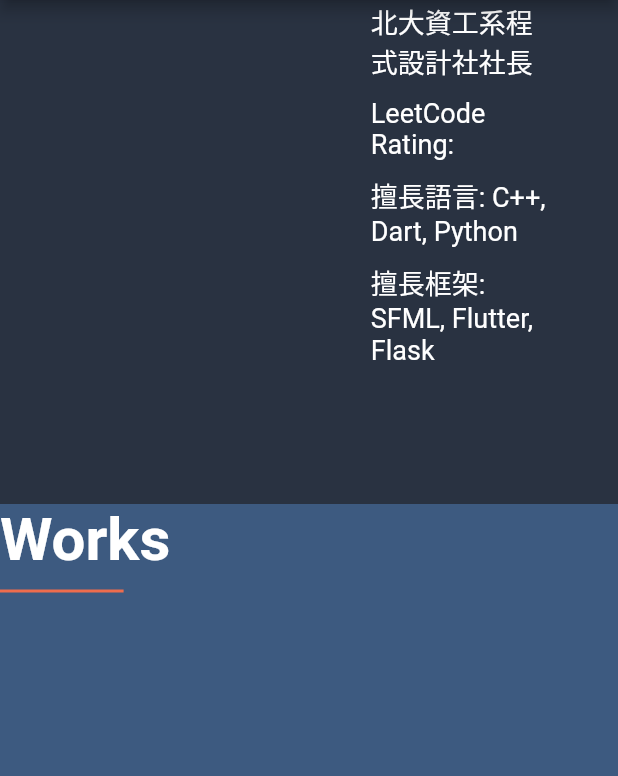
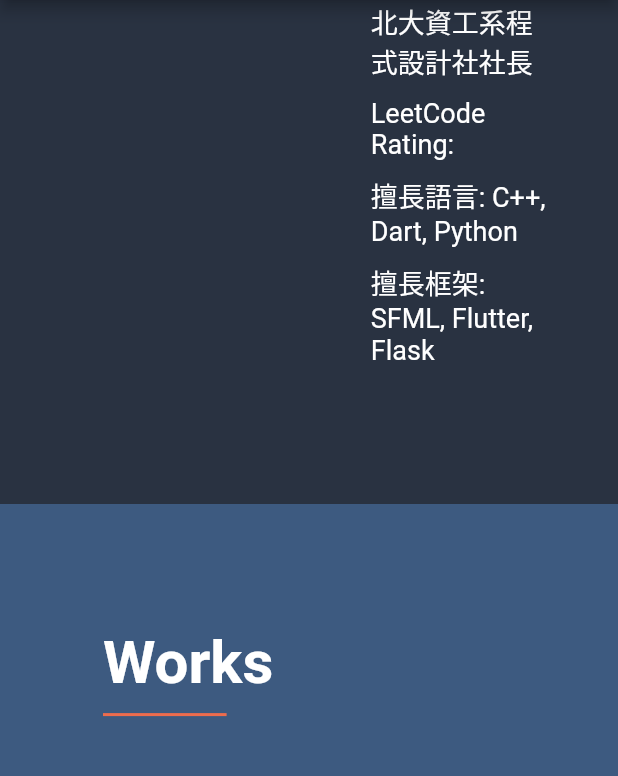
Before and after one commit to fatbrother/MyPersonalWebsite, a Flutter app: the screen it shows after launch, scrolled down 1152 dp, on a phone screen of 412 x 824 dp, the part 120-896 px from its top. Run offline on Flutter 3.47's test engine with Material 2 defaults, Android fonts, the phone set to English and light mode, and no system bars; drawn by our look-alikes of scrollable_positioned_list; missing offline and left inert: dart:js.

Commit message:
move padding to page box

```diff
--- a/lib/screens/about.dart
+++ b/lib/screens/about.dart
@@ -2,7 +2,7 @@ import 'dart:convert' as json;
 import 'package:flutter/services.dart' show rootBundle;
 
 import 'package:flutter/material.dart';
-import 'package:http/http.dart' as http;
+import 'package:my_personal_website/utilities/crawler.dart';
 
 import 'package:my_personal_website/utilities/design.dart';
 import 'package:my_personal_website/widgets/about_me_list.dart';
@@ -21,13 +21,11 @@ class _AboutPageState extends State<AboutPage> {
   List<String> files = [];
 
   Future<void> getLeetCodeRank() async {
+    String url =
+        'https://leetcode.com/graphql?query=query{userContestRanking(username:%22kevin92422%22){rating}}';
     String content = '';
     try {
-      String apiUrl =
-          'https://leetcode.com/graphql?query=query{userContestRanking(username:%22kevin92422%22){rating}}';
-      String corsUrl = 'https://cors-anywhere.herokuapp.com/';
-      var result = await http.get(Uri.parse(corsUrl + apiUrl));
-      content = result.body;
+      content = await Crawler.getApi(url);
     } catch (e) {
       debugPrint('Error1 in about: $e');
     }
@@ -81,13 +79,14 @@ class _AboutPageState extends State<AboutPage> {
     List<CircleAvatar> icons = [
       for (String dir in files)
         CircleAvatar(
-            radius: 45,
+            radius: Design.getMatirialWidth(context) * 0.03,
             backgroundColor: Colors.transparent,
             child: Image.asset(dir)),
     ];
 
     return PageBox(
       backgroundColor: Theme.of(context).colorScheme.background,
+      padding: const EdgeInsets.all(0),
       child: Stack(
         children: [
           Positioned(
--- a/lib/screens/home.dart
+++ b/lib/screens/home.dart
@@ -9,7 +9,6 @@ class HomePage extends StatelessWidget {
   Widget build(BuildContext context) {
     return PageBox(
       backgroundColor: Theme.of(context).colorScheme.primary,
-      child: Padding(
       padding: EdgeInsets.fromLTRB(
         Design.getMatirialWidth(context) / 6,
         Design.getMatirialHeight(context) / 3.5,
@@ -25,7 +24,6 @@ class HomePage extends StatelessWidget {
           ),
         ],
       ),
-      ),
     );
   }
 }
--- a/lib/widgets/page_box.dart
+++ b/lib/widgets/page_box.dart
@@ -4,16 +4,19 @@ import 'package:my_personal_website/utilities/design.dart';
 class PageBox extends StatelessWidget {
   final Widget child;
   final Color backgroundColor;
+  final EdgeInsetsGeometry padding;
 
   const PageBox({
     super.key,
     required this.child,
+    required this.padding,
     required this.backgroundColor,
   });
 
   @override
   Widget build(BuildContext context) {
     return Container(
+      padding: padding,
       height: Design.getMatirialHeight(context) - Design.appBarHeight,
       width: Design.getMatirialWidth(context),
       color: backgroundColor,
```
Lines whose indentation alone changed are shown as unchanged.
